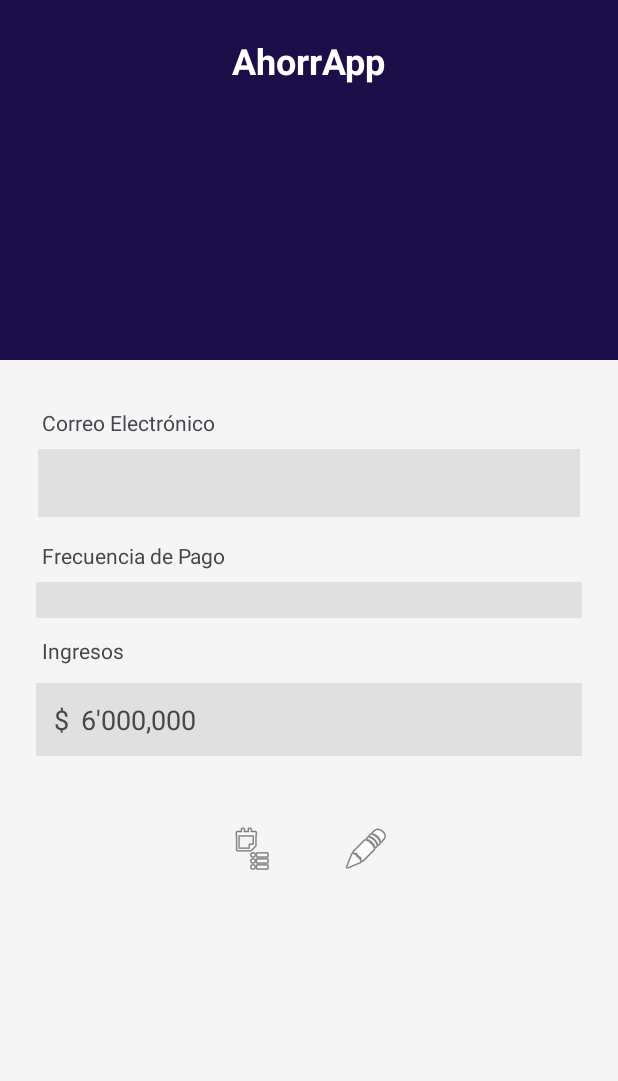
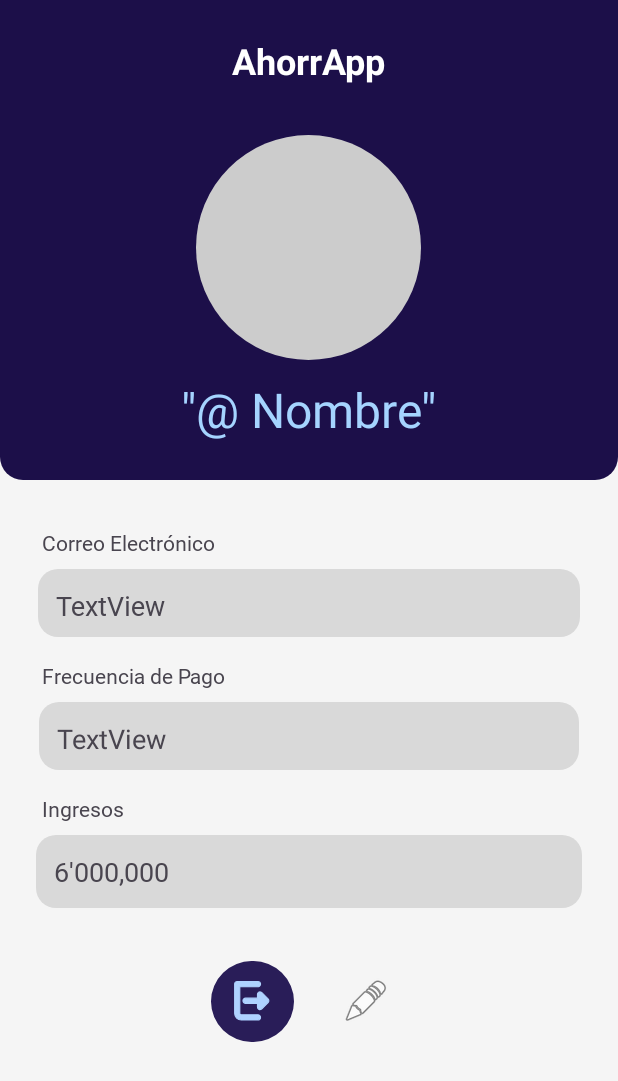
Before and after one commit to JosehhR/AhorrApp, an Android app: the PerfilActivity screen opened directly, with no data from a screen before it, on a phone screen of 412 x 824 dp. Shown: the top 1081 px of the screen. Run offline under Robolectric (Android 15) with nearby library versions, the phone set to English and light mode, and no system bars; our stand-ins replace Firebase (no records; nobody signed in at launch, a user with empty details on screens opened directly).

Commit message:
Login y register integrados con realtimedatabase y auth de firebase

```diff
--- a/app/src/main/java/com/example/ahorrapp/LoginActivity.java
+++ b/app/src/main/java/com/example/ahorrapp/LoginActivity.java
@@ -1,16 +1,18 @@
 package com.example.ahorrapp;
 
-import android.content.DialogInterface;
 import android.content.Intent;
 import android.os.Bundle;
+import android.text.TextUtils;
 import android.view.View;
 import androidx.appcompat.app.AlertDialog;
 import androidx.appcompat.app.AppCompatActivity;
 import com.example.ahorrapp.databinding.LoginScreenBinding;
+import com.google.firebase.auth.FirebaseAuth;
 
 public class LoginActivity extends AppCompatActivity {
 
     private LoginScreenBinding binding;
+    private FirebaseAuth mAuth;
 
     @Override
     protected void onCreate(Bundle savedInstanceState) {
@@ -18,36 +20,52 @@ public class LoginActivity extends AppCompatActivity {
         binding = LoginScreenBinding.inflate(getLayoutInflater());
         setContentView(binding.getRoot());
 
-        binding.btnTabRegister.setOnClickListener(new View.OnClickListener() {
-            @Override
-            public void onClick(View v) {
-                Intent intent = new Intent(LoginActivity.this, RegisterActivity.class);
-                startActivity(intent);
-            }
+        // Inicializar Firebase Auth
+        mAuth = FirebaseAuth.getInstance();
+
+        binding.btnTabRegister.setOnClickListener(v -> {
+            Intent intent = new Intent(LoginActivity.this, RegisterActivity.class);
+            startActivity(intent);
         });
 
-        binding.forgotPasswordText.setOnClickListener(new View.OnClickListener() {
-            @Override
-            public void onClick(View v) {
-                Intent intent = new Intent(LoginActivity.this, ForgotPasswordActivity.class);
-                startActivity(intent);
-            }
+        binding.forgotPasswordText.setOnClickListener(v -> {
+            Intent intent = new Intent(LoginActivity.this, ForgotPasswordActivity.class);
+            startActivity(intent);
         });
 
-        binding.loginButton.setOnClickListener(new View.OnClickListener() {
-            @Override
-            public void onClick(View v) {
-                String email = binding.emailInputLayout.getEditText().getText().toString();
-                String password = binding.passwordInputLayout.getEditText().getText().toString();
+        binding.loginButton.setOnClickListener(v -> loginUser());
+    }
 
-                String message = "Email: " + email + "\nContraseña: " + password;
+    private void loginUser() {
+        String email = binding.emailInputLayout.getEditText().getText().toString().trim();
+        String password = binding.passwordInputLayout.getEditText().getText().toString().trim();
 
-                new AlertDialog.Builder(LoginActivity.this)
-                    .setTitle("Datos de Inicio de Sesión")
-                    .setMessage(message)
-                    .setPositiveButton("Aceptar", null)
-                    .show();
-            }
-        });
+        if (TextUtils.isEmpty(email) || TextUtils.isEmpty(password)) {
+            showErrorDialog("El correo y la contraseña son obligatorios.");
+            return;
+        }
+
+        mAuth.signInWithEmailAndPassword(email, password)
+                .addOnCompleteListener(this, task -> {
+                    if (task.isSuccessful()) {
+                        // Inicio de sesión exitoso, redirigir a PerfilActivity
+                        Intent intent = new Intent(LoginActivity.this, PerfilActivity.class);
+                        intent.addFlags(Intent.FLAG_ACTIVITY_NEW_TASK | Intent.FLAG_ACTIVITY_CLEAR_TASK);
+                        startActivity(intent);
+                        finish(); // Cierra LoginActivity
+                    } else {
+                        // Si el inicio de sesión falla, mostrar un mensaje de error.
+                        String errorMessage = task.getException() != null ? task.getException().getMessage() : "La autenticación falló.";
+                        showErrorDialog("Error de Inicio de Sesión: " + errorMessage);
+                    }
+                });
+    }
+
+    private void showErrorDialog(String message) {
+        new AlertDialog.Builder(LoginActivity.this)
+            .setTitle("Error")
+            .setMessage(message)
+            .setPositiveButton("Aceptar", null)
+            .show();
     }
 }
--- a/app/src/main/java/com/example/ahorrapp/PerfilActivity.java
+++ b/app/src/main/java/com/example/ahorrapp/PerfilActivity.java
@@ -1,24 +1,99 @@
 package com.example.ahorrapp;
 
+import android.content.Intent;
 import android.os.Bundle;
+import android.view.View;
+import android.widget.Toast;
 
-import androidx.activity.EdgeToEdge;
+import androidx.annotation.NonNull;
 import androidx.appcompat.app.AppCompatActivity;
-import androidx.core.graphics.Insets;
-import androidx.core.view.ViewCompat;
-import androidx.core.view.WindowInsetsCompat;
+
+import com.example.ahorrapp.databinding.ActivityPerfilBinding;
+import com.google.firebase.auth.FirebaseAuth;
+import com.google.firebase.auth.FirebaseUser;
+import com.google.firebase.database.DataSnapshot;
+import com.google.firebase.database.DatabaseError;
+import com.google.firebase.database.DatabaseReference;
+import com.google.firebase.database.FirebaseDatabase;
+import com.google.firebase.database.ValueEventListener;
+
+import java.text.NumberFormat;
+import java.util.Locale;
 
 public class PerfilActivity extends AppCompatActivity {
+
+    private ActivityPerfilBinding binding;
+    private FirebaseAuth mAuth;
+    private DatabaseReference mDatabase;
 
     @Override
     protected void onCreate(Bundle savedInstanceState) {
         super.onCreate(savedInstanceState);
-        EdgeToEdge.enable(this);
-        setContentView(R.layout.activity_perfil);
-        ViewCompat.setOnApplyWindowInsetsListener(findViewById(R.id.main), (v, insets) -> {
-            Insets systemBars = insets.getInsets(WindowInsetsCompat.Type.systemBars());
-            v.setPadding(systemBars.left, systemBars.top, systemBars.right, systemBars.bottom);
-            return insets;
+        binding = ActivityPerfilBinding.inflate(getLayoutInflater());
+        setContentView(binding.getRoot());
+
+        mAuth = FirebaseAuth.getInstance();
+        FirebaseUser currentUser = mAuth.getCurrentUser();
+
+        if (currentUser != null) {
+            mDatabase = FirebaseDatabase.getInstance().getReference().child("users").child(currentUser.getUid());
+            loadUserProfile();
+        } else {
+            redirectToLogin();
+        }
+
+        binding.CerrarSesion.setOnClickListener(new View.OnClickListener() {
+            @Override
+            public void onClick(View v) {
+                mAuth.signOut();
+                redirectToLogin();
+            }
         });
     }
+
+    private void loadUserProfile() {
+        mDatabase.addValueEventListener(new ValueEventListener() {
+            @Override
+            public void onDataChange(@NonNull DataSnapshot dataSnapshot) {
+                if (dataSnapshot.exists()) {
+                    String email = dataSnapshot.child("email").getValue(String.class);
+                    Double income = dataSnapshot.child("income").getValue(Double.class);
+                    String name = dataSnapshot.child("name").getValue(String.class);
+                    String frequency = dataSnapshot.child("paymentFrequency").getValue(String.class);
+
+
+
+                    binding.Email.setText(email);
+
+                    name = "@" + name;
+                    binding.Name.setText(name);
+
+                    binding.Frequency.setText(frequency);
+
+
+
+                    if (income != null) {
+                        // Formatear el número como moneda
+                        NumberFormat format = NumberFormat.getCurrencyInstance(new Locale("es", "CO"));
+                        format.setMaximumFractionDigits(0);
+                        binding.Income.setText(format.format(income));
+                    } else {
+                        binding.Income.setText("$ 0");
+                    }
+                }
+            }
+
+            @Override
+            public void onCancelled(@NonNull DatabaseError databaseError) {
+                Toast.makeText(PerfilActivity.this, "Error al cargar los datos del perfil.", Toast.LENGTH_SHORT).show();
+            }
+        });
+    }
+
+    private void redirectToLogin() {
+        Intent intent = new Intent(PerfilActivity.this, LoginActivity.class);
+        intent.addFlags(Intent.FLAG_ACTIVITY_NEW_TASK | Intent.FLAG_ACTIVITY_CLEAR_TASK);
+        startActivity(intent);
+        finish();
+    }
 }
--- /dev/null
+++ b/app/src/main/res/drawable/default_icon.xml
@@ -0,0 +1,14 @@
+<?xml version="1.0" encoding="utf-8"?>
+<shape
+    xmlns:android="http://schemas.android.com/apk/res/android"
+    android:shape="oval"> <!-- Define una forma ovalada, para un círculo perfecto. -->
+
+    <!-- Define el color de fondo. -->
+    <solid android:color="#CCCCCC"/>
+
+    <!-- Define el tamaño, para un círculo se usan las mismas medidas. -->
+    <size
+        android:width="75dp"
+        android:height="75dp"/>
+
+</shape>
--- /dev/null
+++ b/app/src/main/res/drawable/exit_profile_icon.xml
@@ -0,0 +1,14 @@
+<vector xmlns:android="http://schemas.android.com/apk/res/android"
+    android:width="55dp"
+    android:height="54dp"
+    android:viewportWidth="55"
+    android:viewportHeight="54">
+  <path
+      android:pathData="M0,27a27.5,27 0,1 0,55 0a27.5,27 0,1 0,-55 0z"
+      android:fillColor="#291D58"/>
+  <path
+      android:pathData="M31.125,13.65C31.352,13.65 31.577,13.696 31.786,13.783C31.996,13.871 32.187,13.998 32.347,14.16C32.507,14.322 32.633,14.514 32.72,14.725C32.806,14.935 32.851,15.161 32.851,15.389C32.851,15.616 32.806,15.842 32.72,16.053C32.633,16.263 32.507,16.456 32.347,16.617C32.187,16.779 31.996,16.907 31.786,16.995C31.577,17.083 31.352,17.128 31.125,17.128H19.1V34.833C19.1,35.11 19.209,35.375 19.401,35.569C19.594,35.764 19.854,35.872 20.125,35.872H31.125C31.584,35.872 32.023,36.056 32.347,36.383C32.67,36.709 32.851,37.151 32.851,37.611C32.85,38.071 32.67,38.514 32.347,38.84C32.023,39.166 31.584,39.35 31.125,39.35H20.125C18.937,39.35 17.799,38.873 16.96,38.025C16.121,37.178 15.65,36.03 15.65,34.833V15.389C15.65,14.929 15.831,14.486 16.154,14.16C16.478,13.834 16.917,13.65 17.375,13.65H31.125ZM31.84,20.728C32.155,20.596 32.503,20.56 32.838,20.628C33.173,20.695 33.48,20.862 33.721,21.105L37.846,25.271C38.169,25.597 38.35,26.039 38.35,26.499C38.349,26.959 38.169,27.4 37.846,27.727L33.721,31.894C33.48,32.137 33.172,32.303 32.837,32.37C32.502,32.437 32.154,32.403 31.839,32.271C31.523,32.139 31.255,31.916 31.065,31.63C30.876,31.344 30.775,31.008 30.775,30.665V28.237H22.875C22.416,28.237 21.978,28.053 21.654,27.727C21.331,27.4 21.15,26.959 21.15,26.499C21.15,26.039 21.331,25.597 21.654,25.271C21.978,24.944 22.416,24.76 22.875,24.76H30.775V22.331C30.776,21.988 30.876,21.653 31.065,21.367C31.255,21.082 31.524,20.859 31.84,20.728Z"
+      android:strokeWidth="0.7"
+      android:fillColor="#AED2FF"
+      android:strokeColor="#AED2FF"/>
+</vector>
--- /dev/null
+++ b/app/src/main/res/drawable/header_box.xml
@@ -0,0 +1,14 @@
+<?xml version="1.0" encoding="utf-8"?>
+<shape xmlns:android="http://schemas.android.com/apk/res/android"
+    android:shape="rectangle">
+
+    <!-- Este es el color de fondo de tu cabecera -->
+    <solid android:color="#1C0F49" />
+
+    <!-- Aquí definimos el radio de las esquinas.
+         Solo redondeamos las de abajo. -->
+    <corners
+        android:bottomLeftRadius="15dp"
+        android:bottomRightRadius="15dp" />
+
+</shape>
--- /dev/null
+++ b/app/src/main/res/drawable/text_box.xml
@@ -0,0 +1,13 @@
+<?xml version="1.0" encoding="utf-8"?>
+<shape xmlns:android="http://schemas.android.com/apk/res/android"
+    android:shape="rectangle">
+
+    <!-- Este es el color de fondo de tu cabecera -->
+    <solid android:color="#D9D9D9" />
+
+    <!-- Aquí definimos el radio de las esquinas.
+         Solo redondeamos las de abajo. -->
+    <corners
+        android:radius="13dp"/>
+
+</shape>
--- a/app/src/main/res/layout/activity_perfil.xml
+++ b/app/src/main/res/layout/activity_perfil.xml
@@ -11,34 +11,25 @@
     <View
         android:id="@+id/viewHeader"
         android:layout_width="match_parent"
-        android:layout_height="240dp"
-        android:background="#1C0F49"
-        app:layout_constraintTop_toTopOf="parent"
+        android:layout_height="320dp"
+        android:background="@drawable/header_box"
+        app:layout_constraintEnd_toEndOf="parent"
+        app:layout_constraintHorizontal_bias="0.0"
         app:layout_constraintStart_toStartOf="parent"
-        app:layout_constraintEnd_toEndOf="parent"/>
+        app:layout_constraintTop_toTopOf="parent" />
 
     <TextView
         android:id="@+id/tvAppName"
         android:layout_width="wrap_content"
         android:layout_height="wrap_content"
+        android:layout_marginTop="24dp"
         android:text="AhorrApp"
         android:textColor="@android:color/white"
         android:textSize="24sp"
         android:textStyle="bold"
-        android:layout_marginTop="24dp"
-        app:layout_constraintTop_toTopOf="@id/viewHeader"
+        app:layout_constraintEnd_toEndOf="parent"
         app:layout_constraintStart_toStartOf="parent"
-        app:layout_constraintEnd_toEndOf="parent"/>
-
-    <ImageView
-        android:id="@+id/ivProfile"
-        android:layout_width="100dp"
-        android:layout_height="100dp"
-        android:src="@drawable/ic_launcher_background"
-        android:layout_marginTop="16dp"
-        app:layout_constraintTop_toBottomOf="@id/tvAppName"
-        app:layout_constraintStart_toStartOf="parent"
-        app:layout_constraintEnd_toEndOf="parent"/>
+        app:layout_constraintTop_toTopOf="@id/viewHeader" />
 
     <TextView
         android:id="@+id/tvEmailLabel"
@@ -46,6 +37,7 @@
         android:layout_height="wrap_content"
         android:layout_marginStart="28dp"
         android:layout_marginTop="32dp"
+        android:fontFamily="@font/baloo_thambi_2"
         android:text="Correo Electrónico"
         app:layout_constraintStart_toStartOf="parent"
         app:layout_constraintTop_toBottomOf="@id/viewHeader" />
@@ -56,12 +48,22 @@
         android:layout_height="45dp"
         android:layout_marginHorizontal="24dp"
         android:layout_marginTop="8dp"
-        android:background="#E0E0E0"
+        android:background="@drawable/text_box"
         android:orientation="horizontal"
         android:padding="12dp"
         app:layout_constraintEnd_toEndOf="parent"
         app:layout_constraintStart_toStartOf="parent"
-        app:layout_constraintTop_toBottomOf="@id/tvEmailLabel" />
+        app:layout_constraintTop_toBottomOf="@id/tvEmailLabel">
+
+        <TextView
+            android:id="@+id/Email"
+            android:layout_width="match_parent"
+            android:layout_height="match_parent"
+            android:layout_weight="1"
+            android:fontFamily="@font/baloo_thambi_2"
+            android:text="TextView"
+            android:textSize="18sp" />
+    </LinearLayout>
 
     <TextView
         android:id="@+id/tvPaymentFrequencyLabel"
@@ -69,39 +71,29 @@
         android:layout_height="wrap_content"
         android:layout_marginStart="28dp"
         android:layout_marginTop="16dp"
+        android:fontFamily="@font/baloo_thambi_2"
         android:text="Frecuencia de Pago"
         app:layout_constraintStart_toStartOf="parent"
         app:layout_constraintTop_toBottomOf="@id/llEmail" />
-
-    <Spinner
-        android:id="@+id/spinnerPaymentFrequency"
-        android:layout_width="0dp"
-        android:layout_height="wrap_content"
-        android:layout_marginHorizontal="24dp"
-        android:layout_marginTop="8dp"
-        android:background="#E0E0E0"
-        android:padding="12dp"
-        app:layout_constraintEnd_toEndOf="parent"
-        app:layout_constraintStart_toStartOf="parent"
-        app:layout_constraintTop_toBottomOf="@id/tvPaymentFrequencyLabel" />
 
     <TextView
         android:id="@+id/tvIncomeLabel"
         android:layout_width="wrap_content"
         android:layout_height="wrap_content"
         android:layout_marginStart="28dp"
-        android:layout_marginTop="12dp"
+        android:layout_marginTop="16dp"
+        android:fontFamily="@font/baloo_thambi_2"
         android:text="Ingresos"
         app:layout_constraintStart_toStartOf="parent"
-        app:layout_constraintTop_toBottomOf="@id/spinnerPaymentFrequency" />
+        app:layout_constraintTop_toBottomOf="@+id/linearLayout" />
 
     <LinearLayout
         android:id="@+id/llIncome"
         android:layout_width="0dp"
         android:layout_height="wrap_content"
         android:layout_marginHorizontal="24dp"
-        android:layout_marginTop="12dp"
-        android:background="#E0E0E0"
+        android:layout_marginTop="8dp"
+        android:background="@drawable/text_box"
         android:orientation="horizontal"
         android:padding="12dp"
         app:layout_constraintEnd_toEndOf="parent"
@@ -110,31 +102,26 @@
         app:layout_constraintTop_toBottomOf="@id/tvIncomeLabel">
 
         <TextView
+            android:id="@+id/Income"
             android:layout_width="wrap_content"
             android:layout_height="wrap_content"
-            android:layout_marginEnd="8dp"
-            android:text="$"
-            android:textSize="18sp" />
-
-        <TextView
-            android:layout_width="wrap_content"
-            android:layout_height="wrap_content"
+            android:fontFamily="@font/baloo_thambi_2"
             android:text="6'000,000"
             android:textSize="18sp" />
     </LinearLayout>
 
     <ImageButton
-        android:id="@+id/btnAction1"
+        android:id="@+id/CerrarSesion"
         android:layout_width="60dp"
         android:layout_height="60dp"
-        android:src="@android:drawable/ic_menu_agenda"
+        android:layout_marginTop="32dp"
+        android:layout_marginEnd="16dp"
         android:background="@drawable/ic_launcher_background"
-        android:layout_marginTop="32dp"
-        app:layout_constraintTop_toBottomOf="@id/llIncome"
-        app:layout_constraintStart_toStartOf="parent"
+        android:src="@drawable/exit_profile_icon"
         app:layout_constraintEnd_toStartOf="@id/btnAction2"
         app:layout_constraintHorizontal_chainStyle="packed"
-        android:layout_marginEnd="16dp"/>
+        app:layout_constraintStart_toStartOf="parent"
+        app:layout_constraintTop_toBottomOf="@id/llIncome" />
 
     <ImageButton
         android:id="@+id/btnAction2"
@@ -142,8 +129,54 @@
         android:layout_height="60dp"
         android:src="@android:drawable/ic_menu_edit"
         android:background="@drawable/ic_launcher_background"
-        app:layout_constraintTop_toTopOf="@id/btnAction1"
-        app:layout_constraintStart_toEndOf="@id/btnAction1"
+        app:layout_constraintTop_toTopOf="@id/CerrarSesion"
+        app:layout_constraintStart_toEndOf="@id/CerrarSesion"
         app:layout_constraintEnd_toEndOf="parent"/>
 
+    <ImageView
+        android:id="@+id/imageView"
+        android:layout_width="150dp"
+        android:layout_height="150dp"
+        android:layout_marginTop="21dp"
+        app:layout_constraintBottom_toTopOf="@+id/Name"
+        app:layout_constraintEnd_toEndOf="parent"
+        app:layout_constraintHorizontal_bias="0.498"
+        app:layout_constraintStart_toStartOf="parent"
+        app:layout_constraintTop_toBottomOf="@+id/tvAppName"
+        app:srcCompat="@drawable/default_icon" />
+
+    <TextView
+        android:id="@+id/Name"
+        android:layout_width="wrap_content"
+        android:layout_height="wrap_content"
+        android:layout_marginBottom="25dp"
+        android:text="&quot;@ Nombre&quot;"
+        android:textColor="@color/accent_text_color"
+        android:textSize="32sp"
+        android:typeface="normal"
+        app:layout_constraintBottom_toBottomOf="@+id/viewHeader"
+        app:layout_constraintEnd_toEndOf="parent"
+        app:layout_constraintStart_toStartOf="parent" />
+
+    <LinearLayout
+        android:id="@+id/linearLayout"
+        android:layout_width="360dp"
+        android:layout_height="45dp"
+        android:layout_marginTop="8dp"
+        android:background="@drawable/text_box"
+        android:orientation="horizontal"
+        android:padding="12dp"
+        app:layout_constraintEnd_toEndOf="parent"
+        app:layout_constraintStart_toStartOf="parent"
+        app:layout_constraintTop_toBottomOf="@+id/tvPaymentFrequencyLabel">
+
+        <TextView
+            android:id="@+id/Frequency"
+            android:layout_width="wrap_content"
+            android:layout_height="wrap_content"
+            android:layout_weight="1"
+            android:text="TextView"
+            android:textSize="18sp" />
+    </LinearLayout>
+
 </androidx.constraintlayout.widget.ConstraintLayout>
```
